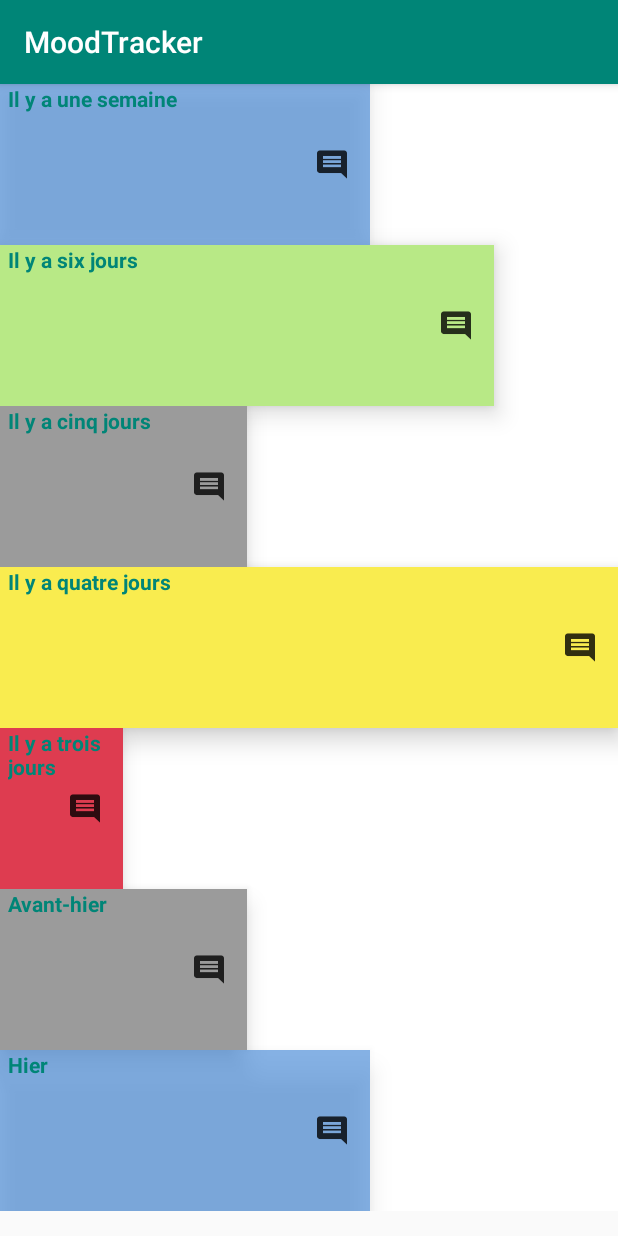
After one commit to lambertanthony/MoodTracker, an Android app: the HistoricActivity screen opened directly, with no data from a screen before it, on a phone screen of 412 x 824 dp. The commit adds this screen. Run offline under Robolectric (Android 15) with nearby library versions, the phone set to English and light mode, and no system bars.

Commit message:
RecyclerView for historic list

```diff
--- a/app/src/main/AndroidManifest.xml
+++ b/app/src/main/AndroidManifest.xml
@@ -12,6 +12,7 @@
         android:roundIcon="@mipmap/ic_launcher_round"
         android:supportsRtl="true"
         android:theme="@style/AppTheme">
+        <activity android:name=".HistoricActivity"></activity>
         <activity android:name=".MainActivity">
             <intent-filter>
                 <action android:name="android.intent.action.MAIN" />
--- /dev/null
+++ b/app/src/main/java/com/anthony/project/moodtracker/HistoricActivity.java
@@ -0,0 +1,29 @@
+package com.anthony.project.moodtracker;
+
+import android.os.Bundle;
+
+import androidx.appcompat.app.AppCompatActivity;
+import androidx.recyclerview.widget.LinearLayoutManager;
+import androidx.recyclerview.widget.RecyclerView;
+
+public class HistoricActivity extends AppCompatActivity {
+
+
+    RecyclerView recyclerView;
+
+    @Override
+    protected void onCreate(Bundle savedInstanceState) {
+        super.onCreate(savedInstanceState);
+        setContentView(R.layout.activity_historic);
+        recyclerView = (RecyclerView) findViewById(R.id.activity_history_recycler_view);
+
+        HistoricRecyclerAdapter  moodRecyclerAdapter = new HistoricRecyclerAdapter(this, Mood.getData());
+        recyclerView.setAdapter(moodRecyclerAdapter);
+
+        LinearLayoutManager linearLayoutManager = new LinearLayoutManager(this);
+        linearLayoutManager.setOrientation(LinearLayoutManager.VERTICAL);
+        recyclerView.setLayoutManager(linearLayoutManager);
+
+
+    }
+}
--- /dev/null
+++ b/app/src/main/java/com/anthony/project/moodtracker/HistoricRecyclerAdapter.java
@@ -0,0 +1,182 @@
+package com.anthony.project.moodtracker;
+
+import android.content.Context;
+import android.content.res.Resources;
+import android.util.Log;
+import android.view.LayoutInflater;
+import android.view.View;
+import android.view.ViewGroup;
+import android.widget.ImageView;
+import android.widget.RelativeLayout;
+import android.widget.TextView;
+import android.widget.Toast;
+
+import androidx.recyclerview.widget.RecyclerView;
+
+import java.util.ArrayList;
+
+public class HistoricRecyclerAdapter extends RecyclerView.Adapter<HistoricRecyclerAdapter.MyViewHolder> {
+
+    ArrayList<Mood> moodsList;
+    LayoutInflater inflater;
+
+    public HistoricRecyclerAdapter(Context context, ArrayList<Mood> products) {
+        inflater = LayoutInflater.from(context);
+        this.moodsList = products;
+    }
+
+
+    @Override
+    public MyViewHolder onCreateViewHolder(ViewGroup parent, int viewType) {
+        View view = inflater.inflate(R.layout.item_recyclerview, parent, false);
+        MyViewHolder holder = new MyViewHolder(view);
+        Log.i("Hauteur" ,"Hauteur"+view.getHeight());
+
+        return holder;
+    }
+
+    @Override
+    public void onBindViewHolder(MyViewHolder holder, int position) {
+        Mood displayedMood = moodsList.get(position);
+        holder.setData(displayedMood, position);
+        // holder.
+
+        //float containerHeight = mRecyclerView.getHeight();
+        //holder.itemView.setMinimumHeight(Math.round(containerHeight/5));
+
+    }
+
+    @Override
+    public int getItemCount() {
+        return moodsList.size();
+    }
+
+
+    class MyViewHolder extends RecyclerView.ViewHolder implements View.OnClickListener {
+
+        TextView productName, productDescription;
+        ImageView productImage, deleteproduct;
+
+        public MyViewHolder(View itemView) {
+            super(itemView);
+            productName = (TextView) itemView.findViewById(R.id.item_recycler_view_text);
+
+            productImage = (ImageView) itemView.findViewById(R.id.item_recycler_view_image);
+            //deleteproduct = (ImageView) itemView.findViewById(R.id.deleteproduct);
+            //deleteproduct.setOnClickListener(this);
+
+        }
+
+        public void setData(Mood selectedMood, int position) {
+            int displayWidth = Resources.getSystem().getDisplayMetrics().widthPixels;
+
+
+            RelativeLayout.LayoutParams params = new RelativeLayout.LayoutParams(ViewGroup.LayoutParams.MATCH_PARENT, ViewGroup.LayoutParams.WRAP_CONTENT);
+            params.height = getMoodHeight();
+            switch (position){
+                case 0:
+                    this.productName.setText("Il y a une semaine");
+                    break;
+                case 1:
+                    this.productName.setText("Il y a six jours");
+                    break;
+                case 2:
+                    this.productName.setText("Il y a cinq jours");
+                    break;
+                case 3:
+                    this.productName.setText("Il y a quatre jours");
+                    break;
+                case 4:
+                    this.productName.setText("Il y a trois jours");
+                    break;
+                case 5:
+                    this.productName.setText("Avant-hier");
+                    break;
+                case 6:
+                    this.productName.setText("Hier");
+                    break;
+            }
+            switch (selectedMood.getMoodState()){
+                case 0:
+                    params.width = displayWidth * 20 / 100;
+                    this.itemView.setBackgroundResource(R.color.faded_red);
+                    break;
+                case 1:
+                    params.width = displayWidth * 40 / 100;
+                    this.itemView.setBackgroundResource(R.color.warm_grey);
+                    break;
+                case 2:
+                    params.width = displayWidth * 60 / 100;
+                    this.itemView.setBackgroundResource(R.color.cornflower_blue_65);
+                    break;
+                case 3:
+                    params.width = displayWidth * 80 / 100;
+                    this.itemView.setBackgroundResource(R.color.light_sage);
+                    break;
+                case 4:
+                    params.width = displayWidth;
+                    this.itemView.setBackgroundResource(R.color.banana_yellow);
+                    break;
+            }
+            this.itemView.setLayoutParams(params);
+            if (!(selectedMood.getComment().equals(""))){
+                productImage.setImageResource(R.drawable.ic_comment_black_48px);
+                productImage.setOnClickListener(new View.OnClickListener() {
+                    @Override
+                    public void onClick(View v) {
+                        Toast.makeText(v.getContext(),"teste",Toast.LENGTH_SHORT).show();
+                    }
+                });
+
+            }else{
+                productImage.setImageResource(0);
+            }
+
+            //this.productName.setText(selectedMood.getMoodState());
+
+
+
+            //this.productImage.setImageResource(R.drawable.ic_launcher_background);
+
+
+        }
+
+
+        @Override
+        public void onClick(View v) {
+
+            //Values are passing to activity & to fragment as well
+            //       Toast.makeText(MainActivity.this, "Single Click on position        :"+position,
+            //             Toast.LENGTH_SHORT).show();
+        }
+
+    }
+
+
+
+
+    private int getMoodHeight() {
+        int moodCount = 7;
+        int moodHeight = 0;
+        int statusBarHeight = 0;
+        int resourceId = Resources.getSystem().getIdentifier("status_bar_height", "dimen", "android");
+        if (resourceId > 0) {
+            statusBarHeight = Resources.getSystem().getDimensionPixelSize(resourceId);
+        }
+
+        // navigation bar height
+        int navigationBarHeight = 0;
+        int resourceNavId = Resources.getSystem().getIdentifier("navigation_bar_height", "dimen", "android");
+        if (resourceNavId > 0) {
+            navigationBarHeight = Resources.getSystem().getDimensionPixelSize(resourceNavId);
+        }
+
+
+        return moodHeight = (Resources.getSystem().getDisplayMetrics().heightPixels - statusBarHeight - navigationBarHeight) / moodCount;
+    }
+
+
+
+
+
+}
--- a/app/src/main/java/com/anthony/project/moodtracker/MainActivity.java
+++ b/app/src/main/java/com/anthony/project/moodtracker/MainActivity.java
@@ -16,6 +16,7 @@ import android.widget.Toast;
 import androidx.annotation.NonNull;
 import androidx.appcompat.app.AlertDialog;
 import androidx.appcompat.app.AppCompatActivity;
+import androidx.recyclerview.widget.LinearLayoutManager;
 import androidx.recyclerview.widget.RecyclerView;
 import androidx.viewpager2.widget.ViewPager2;
 
@@ -103,6 +104,22 @@ public class MainActivity extends AppCompatActivity {
             }
         });
 
+        historicButton.setOnClickListener(new View.OnClickListener() {
+            @Override
+            public void onClick(View view) {
+
+
+
+                startActivity(new Intent(getApplicationContext(), HistoricActivity.class));
+
+
+
+
+
+
+
+             }
+        });
 
     }
 
--- a/app/src/main/java/com/anthony/project/moodtracker/Mood.java
+++ b/app/src/main/java/com/anthony/project/moodtracker/Mood.java
@@ -81,4 +81,22 @@ public class Mood {
                 '}';
     }
 
+    public static ArrayList<Mood> getData() {
+        ArrayList<Mood> moodsList = new ArrayList<Mood>();
+        int moodsScore[] = {2, 3, 1, 4 ,0,1,2};
+        String[] moodComment = {"Ca va", "Bof", "test etat","voiture en panne","je suis bien","Ca avance","je me sens bien"};
+        LocalDate[] recordDates = new LocalDate[]{ LocalDate.of(2020, 3, 5),LocalDate.of(2020, 3, 4),LocalDate.of(2020, 3, 3),LocalDate.of(2020, 3, 2),LocalDate.of(2020, 3, 1)
+                ,LocalDate.of(2020, 2, 29),LocalDate.of(2020, 2, 28)
+
+        };
+        for (int i = 0; i < moodsScore.length; i++) {
+            Mood temp = new Mood(moodsScore[i],moodComment[i],recordDates[i]);
+            moodsList.add(temp);
+        }
+        return moodsList;
+    }
+
+
+
+
 }
--- /dev/null
+++ b/app/src/main/res/layout/activity_historic.xml
@@ -0,0 +1,22 @@
+<?xml version="1.0" encoding="utf-8"?>
+<LinearLayout
+    xmlns:android="http://schemas.android.com/apk/res/android"
+    xmlns:app="http://schemas.android.com/apk/res-auto"
+    xmlns:tools="http://schemas.android.com/tools"
+
+    android:layout_width="match_parent"
+    android:layout_height="wrap_content"
+    tools:context=".MainActivity"
+    android:orientation="vertical"
+    android:background="@color/design_default_color_background"
+    >
+
+    <androidx.recyclerview.widget.RecyclerView
+        android:id="@+id/activity_history_recycler_view"
+        android:layout_width="match_parent"
+        android:layout_height="match_parent"
+        >
+
+    </androidx.recyclerview.widget.RecyclerView>
+
+</LinearLayout>
--- /dev/null
+++ b/app/src/main/res/layout/item_recyclerview.xml
@@ -0,0 +1,30 @@
+<?xml version="1.0" encoding="utf-8"?>
+<RelativeLayout xmlns:android="http://schemas.android.com/apk/res/android"
+    android:layout_width="match_parent"
+    android:layout_height="wrap_content"
+    android:orientation="horizontal"
+    android:id="@+id/item_recycler_layout"
+    android:elevation="10dp"
+    >
+
+    <TextView
+        android:id="@+id/item_recycler_view_text"
+        android:layout_width="match_parent"
+        android:layout_height="match_parent"
+        android:layout_alignParentStart="true"
+        android:layout_alignParentTop="true"
+        android:textColor="@color/colorPrimary"
+        android:textStyle="bold"
+        android:paddingStart="5dp"
+        />
+
+    <ImageView
+        android:id="@+id/item_recycler_view_image"
+        android:layout_width="wrap_content"
+        android:layout_height="wrap_content"
+        android:layout_alignParentRight="true"
+        android:layout_centerVertical="true"
+        android:paddingEnd="15dp" />
+
+
+</RelativeLayout>
```
